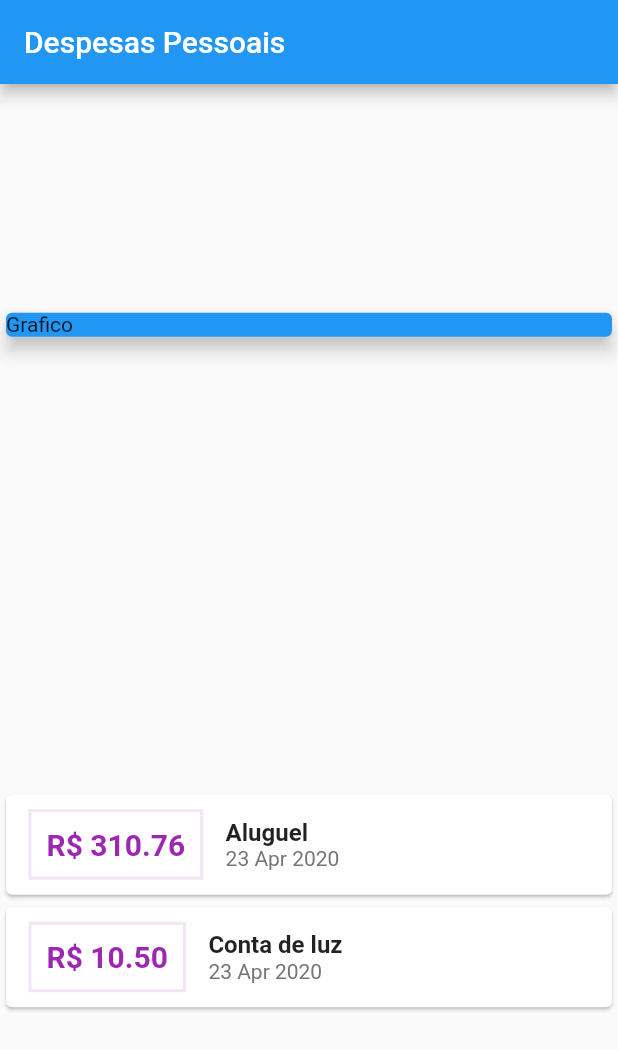
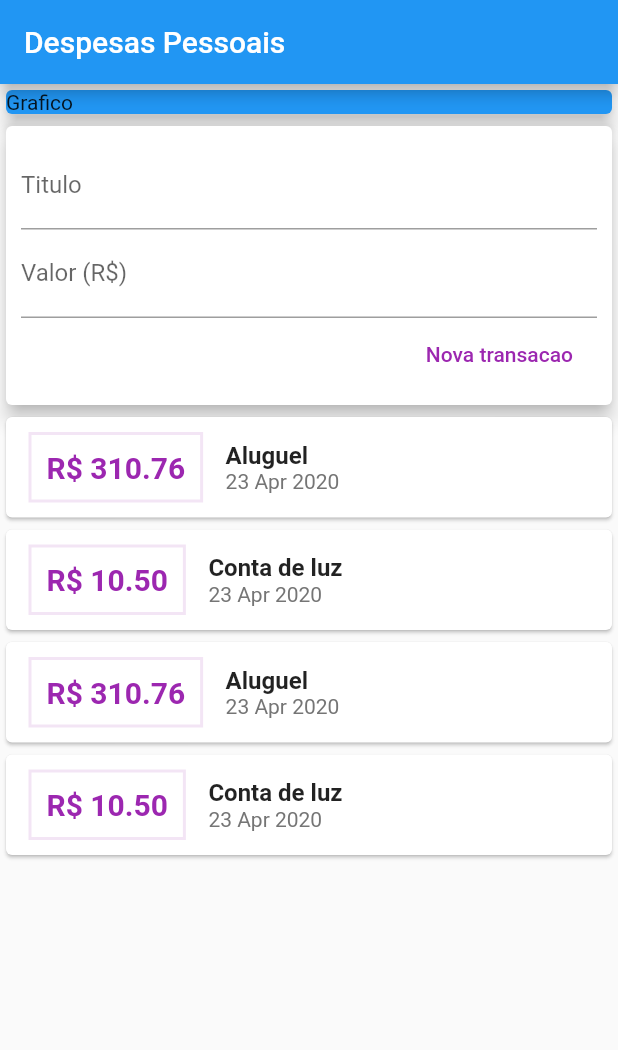
Before and after one commit to leopalmeiro/flutter-expenses-app, a Flutter app: the screen it shows after launch, on a phone screen of 412 x 824 dp. Shown: the top 1050 px of the screen. Run offline on Flutter 3.47's test engine with Material 2 defaults, Android fonts, the phone set to English and light mode, and no system bars.

Commit message:
class 02

```diff
--- /dev/null
+++ b/lib/components/transaction_form.dart
@@ -0,0 +1,46 @@
+import 'package:flutter/material.dart';
+
+class TransactionForm extends StatelessWidget {
+  final titleController = TextEditingController();
+  final valueController = TextEditingController();
+
+  final void Function(String, double) onSubmit;
+
+  TransactionForm(this.onSubmit);
+
+  @override
+  Widget build(BuildContext context) {
+    return Card(
+      elevation: 5,
+      child: Padding(
+        padding: const EdgeInsets.all(10.0),
+        child: Column(
+          children: <Widget>[
+            TextField(
+              controller: titleController,
+              decoration: InputDecoration(labelText: 'Titulo'),
+            ),
+            TextField(
+              controller: valueController,
+              decoration: InputDecoration(labelText: 'Valor (R\$)'),
+            ),
+            Row(
+              mainAxisAlignment: MainAxisAlignment.end,
+              children: <Widget>[
+                FlatButton(
+                  child: Text('Nova transacao'),
+                  textColor: Colors.purple,
+                  onPressed: () {
+                    final title = titleController.text;
+                    final value = double.tryParse(valueController.text) ?? 0.0;
+                    onSubmit(title, value);
+                  },
+                ),
+              ],
+            )
+          ],
+        ),
+      ),
+    );
+  }
+}
--- /dev/null
+++ b/lib/components/transaction_list.dart
@@ -0,0 +1,63 @@
+import 'package:expenses/models/transaction.dart';
+import 'package:flutter/material.dart';
+import 'package:intl/intl.dart';
+
+class TransactionList extends StatelessWidget {
+  final titleController = TextEditingController();
+  final valueController = TextEditingController();
+
+  final List<Transaction> transactions;
+
+  TransactionList(this.transactions);
+
+  @override
+  Widget build(BuildContext context) {
+    // TODO: implement build
+    return Container(
+      height: 300,
+      child: Column(
+        children: transactions.map((tr) {
+          return Card(
+            child: Row(
+              children: <Widget>[
+                Container(
+                  margin: EdgeInsets.symmetric(horizontal: 15, vertical: 10),
+                  decoration: BoxDecoration(
+                    border: Border.all(
+                      color: Colors.purple[50],
+                      width: 2,
+                    ),
+                  ),
+                  padding: EdgeInsets.all(10),
+                  //Value
+                  child: Text(
+                    'R\$ ${tr.value.toStringAsFixed(2)}',
+                    style: TextStyle(
+                        fontWeight: FontWeight.bold,
+                        fontSize: 20,
+                        color: Colors.purple),
+                  ),
+                ),
+                Column(
+                  crossAxisAlignment: CrossAxisAlignment.start,
+                  children: <Widget>[
+                    //title
+                    Text(
+                      tr.title,
+                      style: TextStyle(fontWeight: FontWeight.bold, fontSize: 16),
+                    ),
+                    //date
+                    Text(
+                      DateFormat('d MMM y').format((tr.date)),
+                      style: TextStyle(color: Colors.grey[600]),
+                    ),
+                  ],
+                )
+              ],
+            ),
+          );
+        }).toList(),
+      ),
+    );
+  }
+}
--- /dev/null
+++ b/lib/components/transaction_user.dart
@@ -0,0 +1,64 @@
+import 'dart:math';
+
+import 'package:expenses/components/transaction_form.dart';
+import 'package:expenses/components/transaction_list.dart';
+import 'package:expenses/models/transaction.dart';
+import 'package:flutter/material.dart';
+
+class TransactionUser extends StatefulWidget {
+  @override
+  _TransactionUserState createState() => _TransactionUserState();
+}
+
+class _TransactionUserState extends State<TransactionUser> {
+  final _transactions = [
+    Transaction(
+      id: 't1',
+      title: 'Aluguel',
+      value: 310.76,
+      date: DateTime.now(),
+    ),
+    Transaction(
+      id: 't2',
+      title: 'Conta de luz',
+      value: 10.50,
+      date: DateTime.now(),
+    ),
+        Transaction(
+      id: 't3',
+      title: 'Aluguel',
+      value: 310.76,
+      date: DateTime.now(),
+    ),
+    Transaction(
+      id: 't4',
+      title: 'Conta de luz',
+      value: 10.50,
+      date: DateTime.now(),
+    ),
+  ];
+
+  _addTransaction(String title, double value){
+    final newtransaction = Transaction(id: Random().nextDouble().toString(), title: title, value: value, date: DateTime.now(),
+    );
+
+  setState(() => {
+    _transactions.add(newtransaction),
+  });
+
+  }
+
+
+  @override
+  Widget build(BuildContext context) {
+    return Column(
+      children: <Widget>[
+
+        //passando parametros para filho com funcao. comunicacao indireta
+        TransactionForm(_addTransaction),
+                //comunicacao direta
+        TransactionList(_transactions),
+      ],
+    );
+  }
+}
--- a/lib/main.dart
+++ b/lib/main.dart
@@ -1,5 +1,7 @@
+import 'package:expenses/components/transaction_form.dart';
+import 'package:expenses/components/transaction_list.dart';
+import 'package:expenses/components/transaction_user.dart';
 import 'package:flutter/material.dart';
-import 'package:intl/intl.dart';
 import 'models/transaction.dart';
 
 main() => runApp(ExpensesApp());
@@ -14,28 +16,14 @@ class ExpensesApp extends StatelessWidget {
 }
 
 class MyhomePage extends StatelessWidget {
-  final _transactions = [
-    Transaction(
-      id: 't1',
-      title: 'Aluguel',
-      value: 310.76,
-      date: DateTime.now(),
-    ),
-    Transaction(
-      id: 't2',
-      title: 'Conta de luz',
-      value: 10.50,
-      date: DateTime.now(),
-    )
-  ];
-
   @override
   Widget build(BuildContext context) {
     return Scaffold(
         appBar: AppBar(
           title: Text('Despesas Pessoais'),
         ),
-        body: Column(
+        body: SingleChildScrollView(
+          child: Column(
             //definicao do alinhamento dos elementos da coluna end = final start= inicio
             mainAxisAlignment: MainAxisAlignment.spaceAround,
             crossAxisAlignment: CrossAxisAlignment.stretch,
@@ -49,52 +37,9 @@ class MyhomePage extends StatelessWidget {
                   elevation: 5,
                 ),
               ),
-            Column(
-              children: _transactions.map((tr) {
-                return Card(
-                  child: Row(
-                    children: <Widget>[
-                      Container(
-                        margin:
-                            EdgeInsets.symmetric(horizontal: 15, vertical: 10),
-                        decoration: BoxDecoration(
-                          border: Border.all(
-                            color: Colors.purple[50],
-                            width: 2,
-                          ),
-                        ),
-                        padding: EdgeInsets.all(10),
-                        //Value
-                        child: Text(
-                          'R\$ ${tr.value.toStringAsFixed(2)}',
-                          style: TextStyle(
-                              fontWeight: FontWeight.bold,
-                              fontSize: 20,
-                              color: Colors.purple),
-                        ),
-                      ),
-                      Column(
-                        crossAxisAlignment: CrossAxisAlignment.start,
-                        children: <Widget>[
-                          //title
-                          Text(
-                            tr.title,
-                            style: TextStyle(
-                                fontWeight: FontWeight.bold, fontSize: 16),
-                          ),
-                          //date
-                          Text(
-                            DateFormat('d MMM y').format((tr.date)),
-                            style: TextStyle(color: Colors.grey[600]),
-                          ),
-                        ],
-                      )
+              TransactionUser(),
             ],
           ),
-                );
-              }).toList(),
-            )
-          ],
         ));
   }
 }
```
Lines whose indentation alone changed are shown as unchanged.
